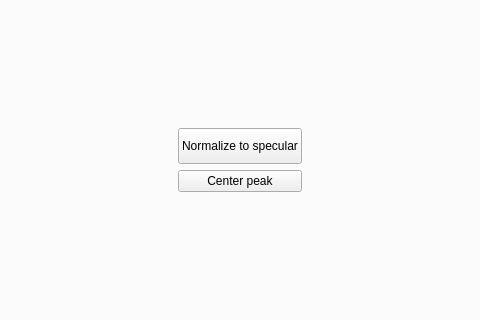
Qt form form.ui (sstendahl/KARIN) before a commit; both pictures show x 284 to 764 and y 258 to 578 of the 1048 by 793 pixel window.
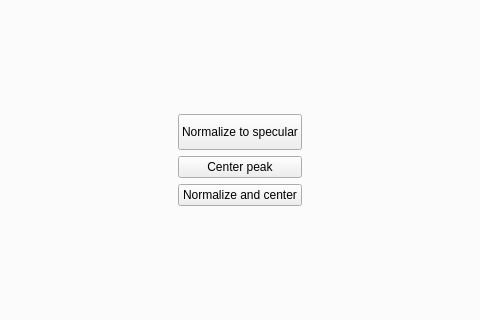
The same form after that commit. The open tabs and pages were chosen to show the change.

The edit to the form file:
```diff
--- a/form.ui
+++ b/form.ui
@@ -251,6 +251,13 @@
                     </property>
                    </widget>
                   </item>
+                  <item row="2" column="0">
+                   <widget class="QPushButton" name="temp_button">
+                    <property name="text">
+                     <string>Normalize and center</string>
+                    </property>
+                   </widget>
+                  </item>
                  </layout>
                 </item>
                </layout>
```
